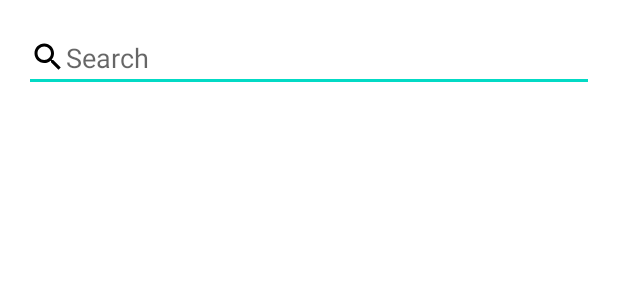
After one commit to A-Ghasabyan/MathPlot, an Android app: the layout dialog_function_search.xml on its own in the app's theme, with its tools: preview values and no code run, on a phone screen of 412 x 824 dp. The commit adds this screen. Shown: the top 300 px of the screen. Run offline under Robolectric (Android 15) with nearby library versions, the phone set to English and light mode, and no system bars.

Commit message:
Commit Message

```diff
--- /dev/null
+++ b/app/src/main/res/drawable/baseline_search_24.xml
@@ -0,0 +1,5 @@
+<vector xmlns:android="http://schemas.android.com/apk/res/android" android:height="24dp" android:tint="#000000" android:viewportHeight="24" android:viewportWidth="24" android:width="24dp">
+
+    <path android:fillColor="@android:color/white" android:pathData="M15.5,14h-0.79l-0.28,-0.27C15.41,12.59 16,11.11 16,9.5 16,5.91 13.09,3 9.5,3S3,5.91 3,9.5 5.91,16 9.5,16c1.61,0 3.09,-0.59 4.23,-1.57l0.27,0.28v0.79l5,4.99L20.49,19l-4.99,-5zM9.5,14C7.01,14 5,11.99 5,9.5S7.01,5 9.5,5 14,7.01 14,9.5 11.99,14 9.5,14z"/>
+
+</vector>
--- /dev/null
+++ b/app/src/main/res/layout/dialog_function_search.xml
@@ -0,0 +1,20 @@
+<LinearLayout xmlns:android="http://schemas.android.com/apk/res/android"
+    android:layout_width="match_parent"
+    android:layout_height="wrap_content"
+    android:orientation="vertical"
+    android:padding="16dp">
+
+    <EditText
+        android:id="@+id/search_edit_text"
+        android:layout_width="match_parent"
+        android:layout_height="wrap_content"
+        android:hint="Search"
+        android:drawableStart="@drawable/baseline_search_24"
+        android:inputType="text" />
+
+    <ListView
+        android:id="@+id/function_list_view"
+        android:layout_width="match_parent"
+        android:layout_height="wrap_content"
+        android:dividerHeight="1dp" />
+</LinearLayout>
```
Also changed, not shown: app/src/main/java/com/example/myapplication/ui/dashboard/DashboardFragment.java (+50 -22 lines), app/src/main/java/com/example/myapplication/ui/dashboard/DashboardViewModel.java (+13 -10 lines), app/src/main/java/com/example/myapplication/ui/dashboard/FunctionAdapter.java (added, +92 -0 lines), app/src/main/res/layout/function_item.xml (added, +18 -0 lines), app/src/main/res/values/strings.xml (+7 -2 lines).
